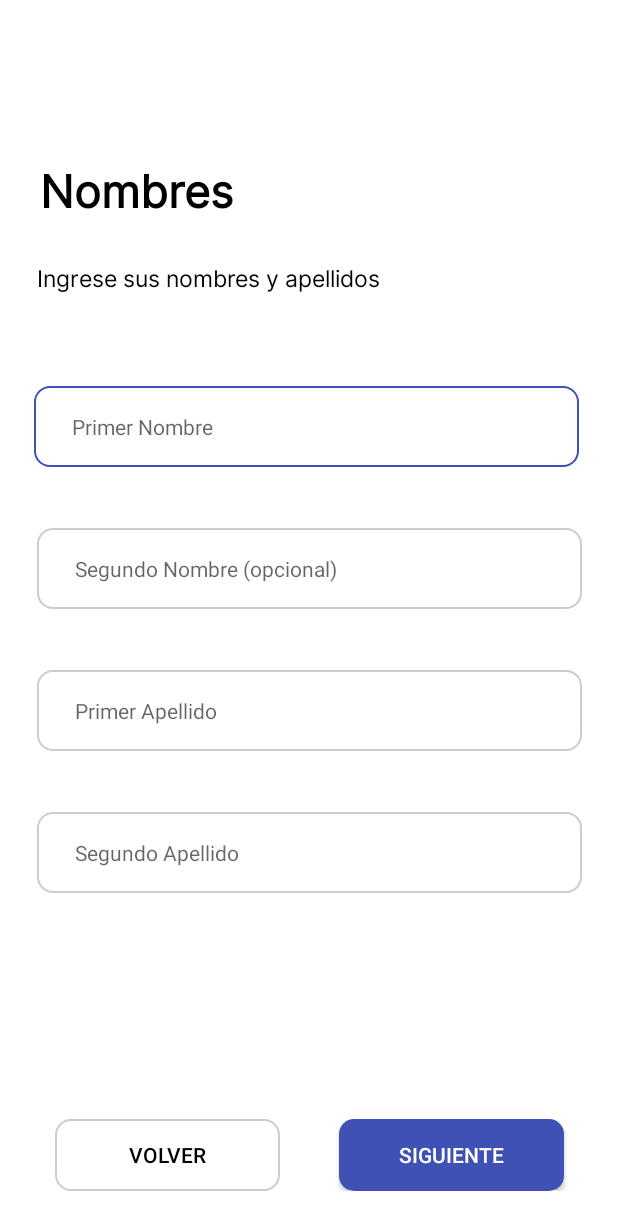
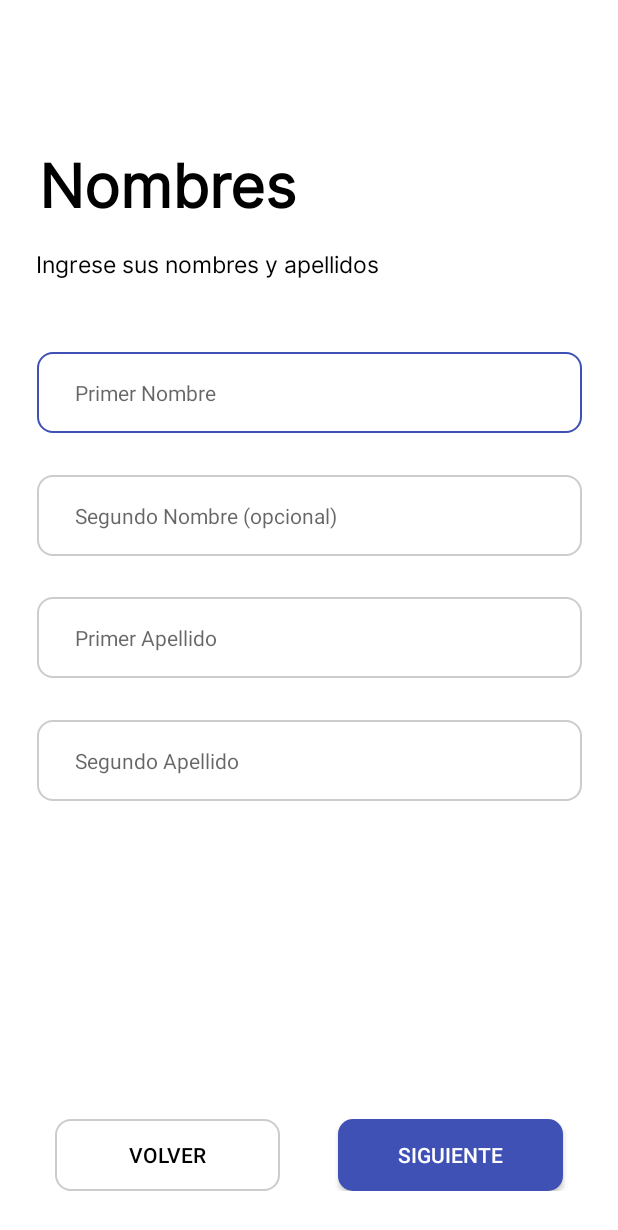
Before and after one commit to Sebastianmjk/APPCatalogo, an Android app: the RegistroFirstPage screen opened directly, with no data from a screen before it, on a phone screen of 412 x 824 dp. Shown: the top 1230 px of the screen. Run offline under Robolectric (Android 15) with nearby library versions, the phone set to English and light mode, and no system bars.

Commit message:
Agregando un margen porcentual.

```diff
--- a/app/src/main/res/layout/fragment_registro_first_page.xml
+++ b/app/src/main/res/layout/fragment_registro_first_page.xml
@@ -10,23 +10,27 @@
         android:layout_width="match_parent"
         android:layout_height="match_parent"
         android:background="#FFFFFF">
-
+        <androidx.constraintlayout.widget.Guideline
+            android:id="@+id/guidelineTitleFR1"
+            android:layout_width="wrap_content"
+            android:layout_height="wrap_content"
+            android:orientation="horizontal"
+            app:layout_constraintGuide_percent="0.1" />
         <TextView
             android:id="@+id/namesText"
             android:layout_width="0dp"
             android:layout_height="wrap_content"
             android:layout_marginStart="26dp"
-            android:layout_marginTop="80dp"
             android:layout_marginEnd="26dp"
             android:fontFamily="@font/inter"
             android:text="@string/nombres"
             android:textColor="#000000"
-            android:textSize="30sp"
+            android:textSize="40sp"
             android:textStyle="bold"
+            app:layout_constraintTop_toTopOf="@id/guidelineTitleFR1"
             app:layout_constraintBottom_toTopOf="@+id/descripcionNamesText"
             app:layout_constraintEnd_toEndOf="parent"
-            app:layout_constraintStart_toStartOf="parent"
-            app:layout_constraintTop_toTopOf="parent" />
+            app:layout_constraintStart_toStartOf="parent" />
 
         <TextView
             android:id="@+id/descripcionNamesText"
@@ -49,7 +53,7 @@
             android:id="@+id/inputPrimerNombre"
             android:layout_width="363dp"
             android:layout_height="54dp"
-            android:layout_marginStart="22dp"
+            android:layout_marginStart="26dp"
             android:layout_marginEnd="26dp"
             android:layout_marginBottom="15dp"
             android:autofillHints="primerNombre"
@@ -69,8 +73,8 @@
             android:id="@+id/inputSegundoNombre"
             android:layout_width="363dp"
             android:layout_height="54dp"
-            android:layout_marginStart="24dp"
-            android:layout_marginEnd="24dp"
+            android:layout_marginStart="26dp"
+            android:layout_marginEnd="26dp"
             android:layout_marginBottom="15dp"
             android:autofillHints="segundoNombre"
             android:background="@drawable/custom_input"
@@ -89,8 +93,8 @@
             android:id="@+id/inputPrimerApellido"
             android:layout_width="363dp"
             android:layout_height="54dp"
-            android:layout_marginStart="24dp"
-            android:layout_marginEnd="24dp"
+            android:layout_marginStart="26dp"
+            android:layout_marginEnd="26dp"
             android:layout_marginBottom="15dp"
             android:autofillHints="primerApellido"
             android:background="@drawable/custom_input"
@@ -109,9 +113,9 @@
             android:id="@+id/inputSegundoApellido"
             android:layout_width="363dp"
             android:layout_height="54dp"
-            android:layout_marginStart="24dp"
-            android:layout_marginEnd="24dp"
-            android:layout_marginBottom="203dp"
+            android:layout_marginStart="26dp"
+            android:layout_marginEnd="26dp"
+            android:layout_marginBottom="200dp"
             android:autofillHints="segundoApellido"
             android:background="@drawable/custom_input"
             android:ems="10"
@@ -120,7 +124,7 @@
             android:paddingStart="25sp"
             android:paddingEnd="25sp"
             android:textSize="14sp"
-            app:layout_constraintBottom_toBottomOf="parent"
+            app:layout_constraintBottom_toTopOf="@+id/footerVar"
             app:layout_constraintEnd_toEndOf="parent"
             app:layout_constraintStart_toStartOf="parent"
             app:layout_constraintTop_toBottomOf="@+id/inputPrimerApellido" />
--- a/app/src/main/res/layout/fragment_registro_fourth_page.xml
+++ b/app/src/main/res/layout/fragment_registro_fourth_page.xml
@@ -16,7 +16,7 @@
             android:layout_width="0dp"
             android:layout_height="wrap_content"
             android:layout_marginStart="26dp"
-            android:layout_marginTop="80dp"
+            android:layout_marginTop="30dp"
             android:layout_marginEnd="26dp"
             android:fontFamily="@font/inter"
             android:text="@string/contraseñas"
--- a/app/src/main/res/layout/fragment_registro_third_page.xml
+++ b/app/src/main/res/layout/fragment_registro_third_page.xml
@@ -20,8 +20,9 @@
             android:layout_marginEnd="26dp"
             android:fontFamily="@font/inter"
             android:text="@string/verificaciónCorreo"
+            android:textAlignment="center"
             android:textColor="#000000"
-            android:textSize="30sp"
+            android:textSize="40sp"
             android:textStyle="bold"
             app:layout_constraintBottom_toTopOf="@+id/descripcionverificationText"
             app:layout_constraintEnd_toEndOf="parent"
```
Also changed, not shown: app/src/main/res/layout/fragment_registro_second_page.xml (+23 -12 lines).
